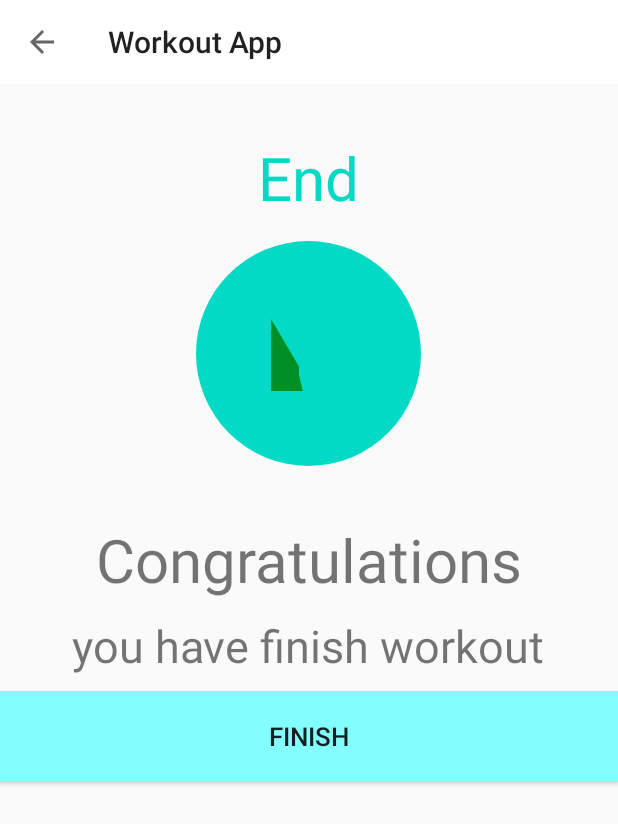
After one commit to akshayyadav76/Workout_App, an Android app: the finish_activity screen opened directly, with no data from a screen before it, on a phone screen of 412 x 824 dp. The commit adds this screen. Shown: the top 824 px of the screen. Run offline under Robolectric (Android 15) with nearby library versions, the phone set to English and light mode, and no system bars.

Commit message:
added some more staf

```diff
--- /dev/null
+++ b/app/src/main/java/com/ak/workoutapp/finish_activity.kt
@@ -0,0 +1,32 @@
+package com.ak.workoutapp
+
+import androidx.appcompat.app.AppCompatActivity
+import android.os.Bundle
+import kotlinx.android.synthetic.main.activity_finish_activity.*
+
+class finish_activity : AppCompatActivity() {
+
+
+    override fun onCreate(savedInstanceState: Bundle?) {
+        super.onCreate(savedInstanceState)
+        setContentView(R.layout.activity_finish_activity)
+
+
+        setSupportActionBar(toolBar_finish)
+        val actionBar = supportActionBar
+        if(actionBar !=null){
+            actionBar.setDisplayHomeAsUpEnabled(true)
+        }
+        toolBar_finish.setNavigationOnClickListener {
+            onBackPressed()
+        }
+
+
+        btnFinish.setOnClickListener {
+            finish()
+        }
+
+
+    }
+
+}
--- a/app/src/main/res/drawable/item_circular_accent_bg.xml
+++ b/app/src/main/res/drawable/item_circular_accent_bg.xml
@@ -2,6 +2,6 @@
 <shape xmlns:android="http://schemas.android.com/apk/res/android"
     android:shape="oval"
     >
-   <stroke android:color="@color/colorAccent" android:width="5dp"/>
-    <solid android:color="@color/colorWhite"/>
+
+    <solid android:color="@color/colorAccent"/>
 </shape>
--- /dev/null
+++ b/app/src/main/res/drawable/right_icon.xml
@@ -0,0 +1,15 @@
+<?xml version="1.0" encoding="utf-8"?>
+<vector xmlns:android="http://schemas.android.com/apk/res/android"
+    android:width="24dp"
+    android:height="24dp"
+    android:viewportHeight="24"
+    android:viewportWidth="24"
+    android:tint="#008F24"
+    android:alpha="8.0"
+    >
+    <path
+        android:fillColor="#FF000000"
+        android:pathData="M9,16.2L4.8,121-1.4,1.4L9,19 21,71-1.4,-1.4L9,16.2z"
+        />
+
+</vector>
--- /dev/null
+++ b/app/src/main/res/layout/activity_finish_activity.xml
@@ -0,0 +1,73 @@
+<?xml version="1.0" encoding="utf-8"?>
+<LinearLayout xmlns:android="http://schemas.android.com/apk/res/android"
+    xmlns:app="http://schemas.android.com/apk/res-auto"
+    xmlns:tools="http://schemas.android.com/tools"
+    android:layout_width="match_parent"
+    android:layout_height="match_parent"
+    tools:context=".finish_activity"
+    android:orientation="vertical"
+    >
+
+    <androidx.appcompat.widget.Toolbar
+        android:id="@+id/toolBar_finish"
+        android:layout_width="match_parent"
+        android:layout_height="?android:attr/actionBarSize"
+        android:background="#FFFFFF"
+        />
+   <TextView
+       android:layout_width="wrap_content"
+       android:layout_height="wrap_content"
+       android:layout_marginTop="35dp"
+       android:text="End"
+       android:layout_gravity="center"
+       android:textSize="40sp"
+       android:textColor="@color/colorAccent"
+       />
+
+    <LinearLayout
+        android:layout_width="150dp"
+        android:layout_height="150dp"
+        android:layout_gravity="center"
+        android:layout_marginTop="15dp"
+        android:background="@drawable/item_circular_accent_bg"
+        android:gravity="center"
+        >
+        <ImageView
+            android:layout_width="50dp"
+            android:layout_height="50dp"
+            android:contentDescription="Image"
+            android:src="@drawable/right_icon"
+            />
+
+    </LinearLayout>
+    <TextView
+        android:layout_width="wrap_content"
+        android:layout_height="wrap_content"
+        android:layout_marginTop="35dp"
+        android:text="Congratulations"
+        android:layout_gravity="center"
+        android:textSize="40sp"
+
+        />
+
+    <TextView
+        android:layout_width="wrap_content"
+        android:layout_height="wrap_content"
+        android:layout_marginTop="10dp"
+        android:text="you have finish workout"
+        android:layout_gravity="center"
+        android:textSize="30sp"
+
+        />
+
+    <Button
+        android:id="@+id/btnFinish"
+        android:layout_marginTop="10dp"
+        android:layout_width="match_parent"
+        android:layout_height="60dp"
+        android:layout_gravity="bottom"
+        android:text="Finish"
+        android:textSize="17sp"
+        android:background="#84FFFF"
+        />
+</LinearLayout>
```
Also changed, not shown: app/src/main/AndroidManifest.xml (+6 -3 lines), app/src/main/java/com/ak/workoutapp/ExerciseActivity.kt (+15 -5 lines), app/src/main/java/com/ak/workoutapp/ExersiceStatusAdaptor.kt (+12 -0 lines), app/src/main/res/drawable/item_cicular_thine.xml (added, +8 -0 lines), app/src/main/res/layout/custom_alert_dialog.xml (added, +25 -0 lines).
